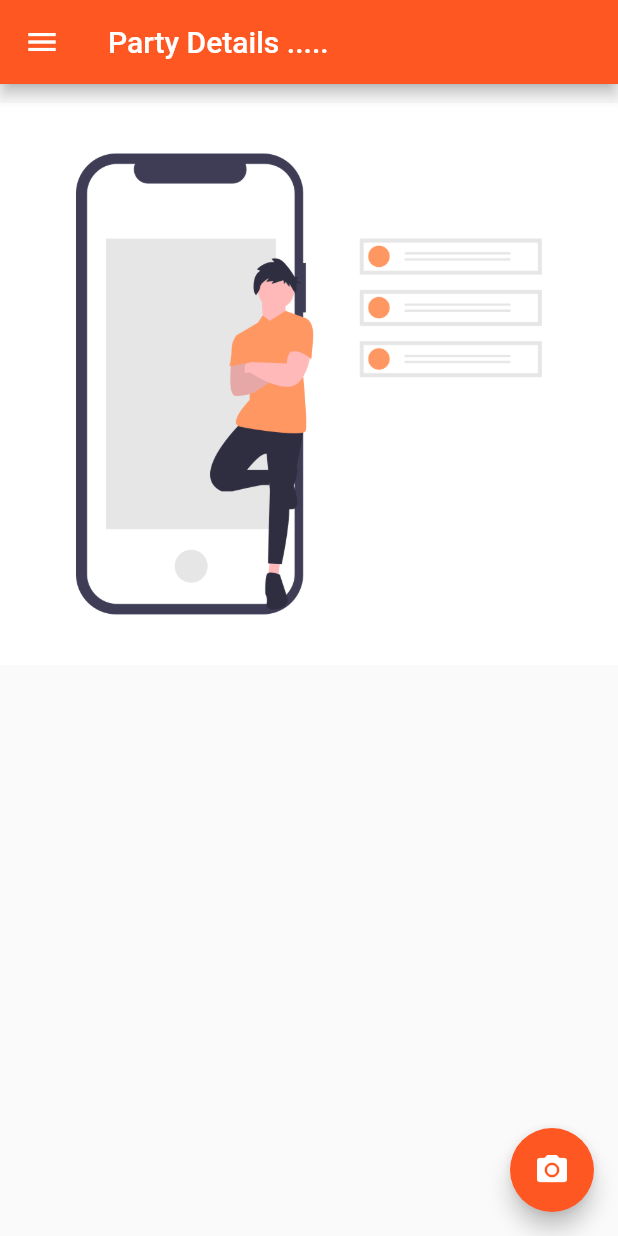
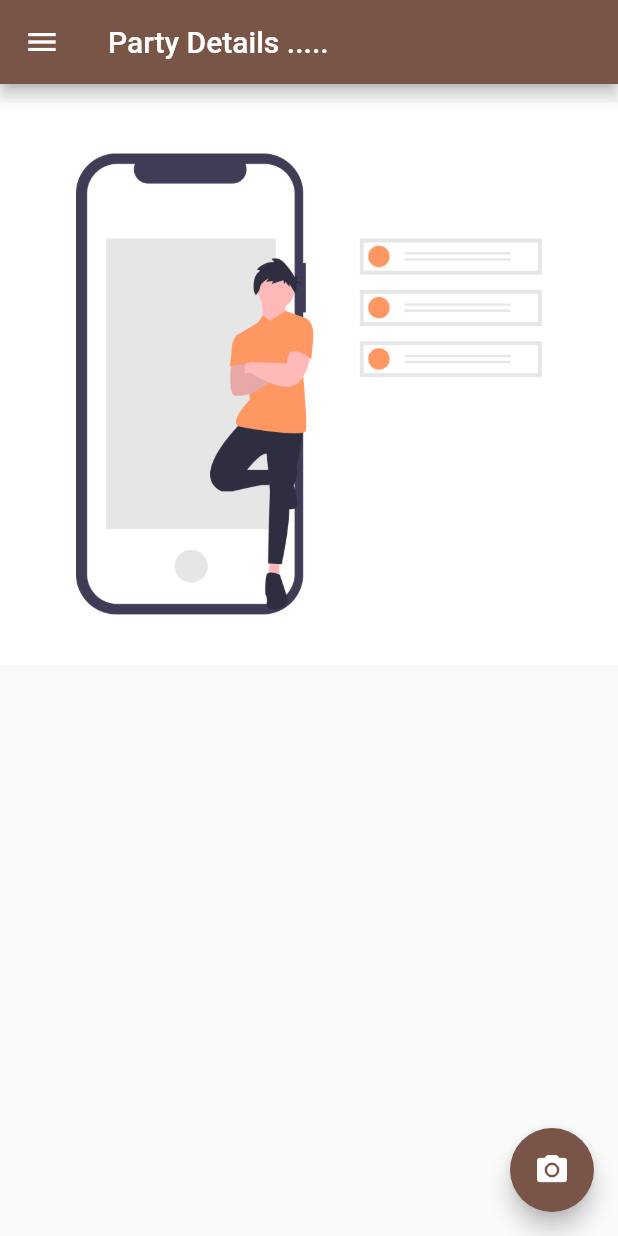
Before and after one commit to damodba/PartyMan_New, a Flutter app: the screen it shows after launch, on a phone screen of 412 x 824 dp. Run offline on Flutter 3.47's test engine with Material 2 defaults, Android fonts, the phone set to English and light mode, and no system bars; our stand-ins replace cloud_firestore, firebase_auth, flutter_spinkit, image_picker, qr_flutter, sqflite and 1 more; missing offline and left inert: flutter_share, flutter_share_file, qr_code_scanner; accounts and stored records are empty.

Commit message:
nothing much

```diff
--- a/lib/main.dart
+++ b/lib/main.dart
@@ -27,7 +27,7 @@ class _MyAppState extends State<MyApp> {
   Widget build(BuildContext context){
     return MaterialApp(
       title: 'Party Man',
-      theme: ThemeData(primarySwatch: Colors.deepOrange),
+      theme: ThemeData(primarySwatch: Colors.brown),
 
       //this property we can use it in any part of program
       debugShowCheckedModeBanner: false,
```
